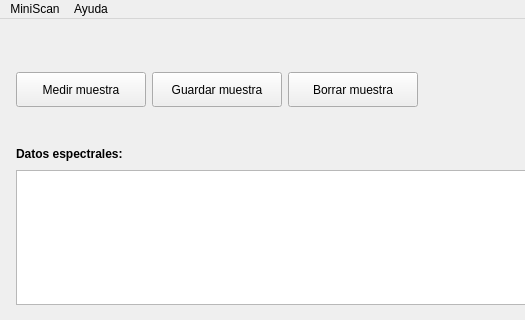
Qt form mainwindow.ui (Gabnz/Spectrasoft) before a commit; both pictures show x 0 to 525 and y 0 to 320 of the 960 by 530 pixel window.
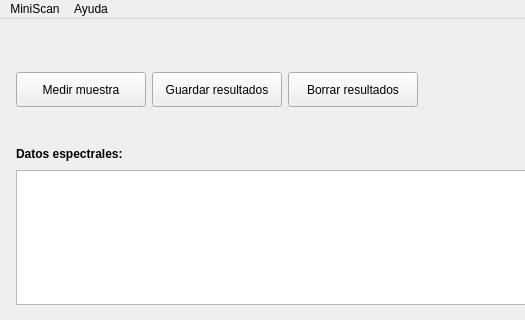
The same form after that commit. Icons and pictures are not drawn.

Patch:
```diff
--- a/mainwindow.ui
+++ b/mainwindow.ui
@@ -186,7 +186,7 @@
            </size>
           </property>
           <property name="text">
-           <string>Guardar muestra</string>
+           <string>Guardar resultados</string>
           </property>
           <property name="icon">
            <iconset resource="recursos.qrc">
@@ -215,7 +215,7 @@
            </size>
           </property>
           <property name="text">
-           <string>Borrar muestra</string>
+           <string>Borrar resultados</string>
           </property>
           <property name="icon">
            <iconset resource="recursos.qrc">
```
